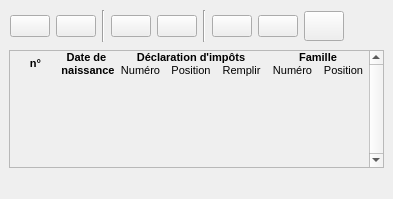
Before: the Qt Designer form src/ui/composition.ui in clems/openfisca, drawn with Qt 5.
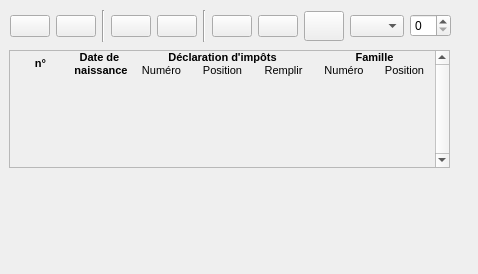
After: the same form once the commit is applied. Icons and pictures are not drawn.

Commit message: populate_from_scenario is now country specific start hacking Composition window to include xaxis

Diff of the .ui file:
```diff
--- a/src/ui/composition.ui
+++ b/src/ui/composition.ui
@@ -6,8 +6,8 @@
    <rect>
     <x>0</x>
     <y>0</y>
-    <width>393</width>
-    <height>199</height>
+    <width>478</width>
+    <height>274</height>
    </rect>
   </property>
   <property name="sizePolicy">
@@ -71,7 +71,7 @@
      <rect>
       <x>9</x>
       <y>50</y>
-      <width>375</width>
+      <width>441</width>
       <height>118</height>
      </rect>
     </property>
@@ -81,6 +81,9 @@
       <height>100</height>
      </size>
     </property>
+    <property name="autoFillBackground">
+     <bool>false</bool>
+    </property>
     <property name="frameShape">
      <enum>QFrame::StyledPanel</enum>
     </property>
@@ -98,7 +101,7 @@
       <rect>
        <x>0</x>
        <y>0</y>
-       <width>356</width>
+       <width>422</width>
        <height>116</height>
       </rect>
      </property>
@@ -240,11 +243,14 @@
      <rect>
       <x>10</x>
       <y>10</y>
-      <width>371</width>
+      <width>441</width>
       <height>32</height>
      </rect>
     </property>
     <layout class="QHBoxLayout" name="horizontalLayout">
+     <property name="sizeConstraint">
+      <enum>QLayout::SetDefaultConstraint</enum>
+     </property>
      <item>
       <widget class="QPushButton" name="save_btn">
        <property name="toolTip">
@@ -459,6 +465,16 @@
        </property>
       </spacer>
      </item>
+     <item>
+      <widget class="QComboBox" name="xaxis_box">
+       <property name="toolTip">
+        <string/>
+       </property>
+      </widget>
+     </item>
+     <item>
+      <widget class="QSpinBox" name="maxrev_box"/>
+     </item>
     </layout>
    </widget>
   </widget>
```
The commit also changes 23 other files.
